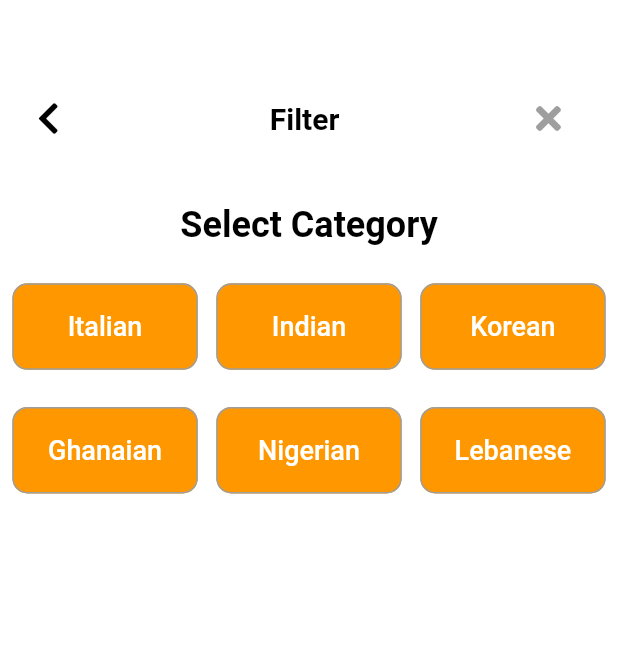
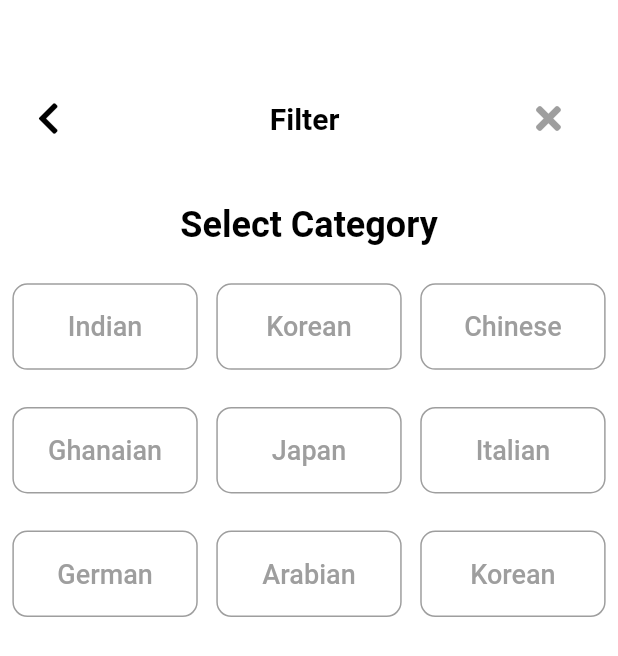
Before and after one commit to handuah/Foodgasm-App, a Flutter app: the FilterPage screen opened directly, on a phone screen of 412 x 824 dp. Shown: the top 656 px of the screen. Run offline on Flutter 3.47's test engine with Material 2 defaults, Android fonts, the phone set to English and light mode, and no system bars; our stand-ins replace font_awesome_flutter, hexcolor; network calls fail.

Commit message:
created Buttons individually

```diff
--- a/lib/screens/filterPage.dart
+++ b/lib/screens/filterPage.dart
@@ -11,26 +11,36 @@ class FilterPage extends StatefulWidget {
 }
 
 class _FilterPageState extends State<FilterPage> {
-  final categoryNames = [
-    "Italian",
-    "Indian",
-    "Korean",
-    "Ghanaian",
-    "Nigerian",
-    "Lebanese"
-  ];
+  // final categoryNames = [
+  //   "Italian",
+  //   "Indian",
+  //   "Korean",
+  //   "Ghanaian",
+  //   "Nigerian",
+  //   "Lebanese"
+  // ];
 
-  final selectedStates = [true, false, false, true, false, false];
+  // final selectedStates = [true, false, false, true, false, false];
 
-  bool selected = true;
+  // bool selected = false;
 
-  pressedColor(bool selector) {
-    if (selector == true) {
-      return Colors.white;
-    } else if (selector == false) {
-      return Colors.grey;
-    }
-  }
+  // pressedColor(bool selector) {
+  //   if (selector == true) {
+  //     return Colors.white;
+  //   } else if (selector == false) {
+  //     return Colors.grey;
+  //   }
+  // }
+
+  bool select_Ind = false;
+  bool select_Kor = false;
+  bool select_Chin = false;
+  bool select_Gha = false;
+  bool select_Jap = false;
+  bool select_Ita = false;
+  bool select_Ger = false;
+  bool select_Arab = false;
+  bool select_Ame = false;
 
   @override
   Widget build(BuildContext context) {
@@ -112,39 +122,15 @@ class _FilterPageState extends State<FilterPage> {
               spacing: screenWidth * 0.03,
               runSpacing: screenHeight * 0.03,
               children: [
-                // loop to build textbuttons
-                for (var text in categoryNames)
-                  SizedBox(
-                    height: screenHeight * 0.07,
-                    width: screenWidth * 0.3,
-                    child: TextButton(
-                      onPressed: () {
-                        for (var selections in selectedStates)
-                          setState(() {
-                            selected = selections;
-                          });
-                        // setState(() {
-                        //   selected = !selected;
-                        // });
-                      },
-                      child: Text(
-                        text,
-                        style: TextStyle(
-                          fontSize: 18.0,
-                          color: pressedColor(selected),
-                          // color: selected ? Colors.white : Colors.grey,
-                        ),
-                      ),
-                      style: TextButton.styleFrom(
-                        backgroundColor:
-                            selected ? Colors.orange : Colors.white,
-                        shape: RoundedRectangleBorder(
-                          borderRadius: BorderRadius.circular(10.0),
-                          side: BorderSide(color: Colors.grey),
-                        ),
-                      ),
-                    ),
-                  ),
+                CategoryBtn(select_Ind, "Indian"),
+                CategoryBtn(select_Kor, "Korean"),
+                CategoryBtn(select_Chin, "Chinese"),
+                CategoryBtn(select_Gha, "Ghanaian"),
+                CategoryBtn(select_Jap, "Japan"),
+                CategoryBtn(select_Ita, "Italian"),
+                CategoryBtn(select_Ger, "German"),
+                CategoryBtn(select_Arab, "Arabian"),
+                CategoryBtn(select_Kor, "Korean"),
               ],
             ),
           ],
@@ -168,3 +154,49 @@ class _FilterPageState extends State<FilterPage> {
   //   );
   // }
 }
+
+// CATEGORY BUTTONS
+class CategoryBtn extends StatefulWidget {
+  // const CategoryBtn({ Key? key }) : super(key: key);
+  bool selectedName;
+  final String buttonName;
+
+  CategoryBtn(this.selectedName, this.buttonName);
+
+  @override
+  _CategoryBtnState createState() => _CategoryBtnState();
+}
+
+class _CategoryBtnState extends State<CategoryBtn> {
+  @override
+  Widget build(BuildContext context) {
+    double screenWidth = MediaQuery.of(context).size.width;
+    double screenHeight = MediaQuery.of(context).size.height;
+    return SizedBox(
+      height: screenHeight * 0.07,
+      width: screenWidth * 0.3,
+      child: TextButton(
+        onPressed: () {
+          setState(() {
+            widget.selectedName = !widget.selectedName;
+          });
+        },
+        child: Text(
+          widget.buttonName,
+          // "Indian",
+          style: TextStyle(
+            fontSize: 18.0,
+            color: widget.selectedName ? Colors.white : Colors.grey,
+          ),
+        ),
+        style: TextButton.styleFrom(
+          backgroundColor: widget.selectedName ? Colors.orange : Colors.white,
+          shape: RoundedRectangleBorder(
+            borderRadius: BorderRadius.circular(10.0),
+            side: BorderSide(color: Colors.grey),
+          ),
+        ),
+      ),
+    );
+  }
+}
```
